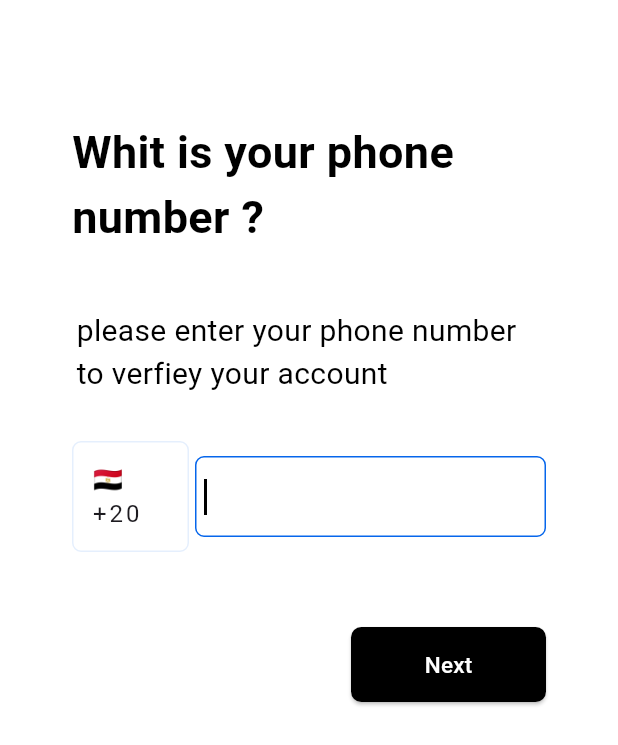
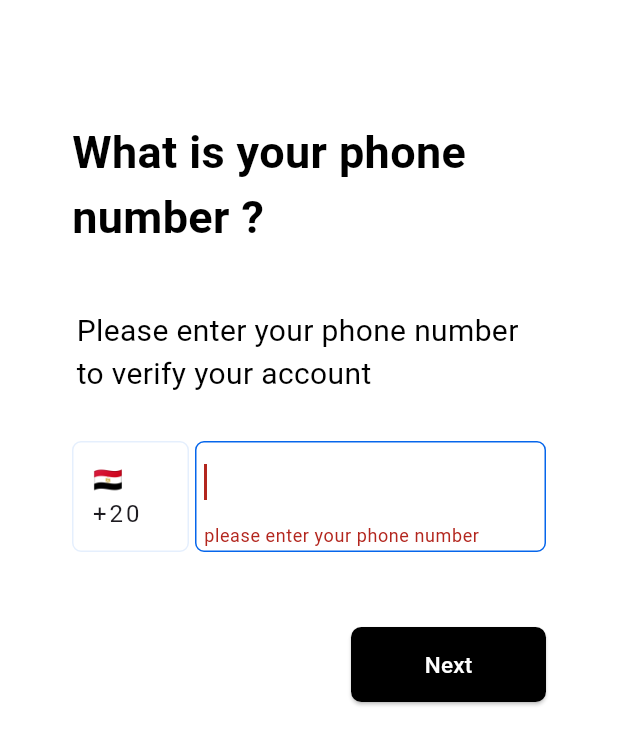
Before and after one commit to Abdelrhman-47/easy_map, a Flutter app: the screen it shows after launch, after a tap on "Next", on a phone screen of 412 x 824 dp. Shown: the top 745 px of the screen. Run offline on Flutter 3.47's test engine with Material 3 defaults, Android fonts, the phone set to English and light mode, and no system bars; our stand-ins replace firebase_auth, firebase_core, flutter_bloc, pin_code_fields; accounts and stored records are empty.

Commit message:
feat: Implement phone authentication flow
This commit introduces the complete phone number authentication flow using Firebase Authentication.

Key changes include:
- Added `AuthCubit` to manage phone authentication state (submitting phone number, verifying OTP, signing in, and logging out).
- Created `AuthScreen` for users to input their phone number.
- Implemented `OtpScreen` with a `pin_code_fields` widget for OTP verification.
- Integrated `flutter_bloc` to connect the UI with the authentication logic.
- Set up routing to handle navigation between the auth, OTP, and map screens.
- Configured Firebase emulators for authentication.
- Added necessary dependencies like `firebase_auth`, `flutter_bloc`, and `pin_code_fields`.
- Updated Android Manifest and network security config to allow cleartext traffic for local emulator testing.

```diff
--- /dev/null
+++ b/lib/business_logic/cubits/auth_cubit/auth_state.dart
@@ -0,0 +1,10 @@
+ abstract class PhoneAuthState{}
+ class PhoneAuthInitial extends PhoneAuthState{}
+ class Loading extends PhoneAuthState{}
+ class ErroreOccurredd extends PhoneAuthState{
+  final String error;
+
+   ErroreOccurredd({required this.error});
+ }
+ class PhoneNumberSubmited extends PhoneAuthState{}
+ class PhoneOtbVerified extends PhoneAuthState{}
--- a/lib/core/routing/app_router.dart
+++ b/lib/core/routing/app_router.dart
@@ -1,13 +1,32 @@
 import 'package:easy_map/core/routing/app_routs.dart';
+import 'package:easy_map/presentation/screens/otp_screen.dart';
 import 'package:flutter/material.dart';
+import 'package:flutter_bloc/flutter_bloc.dart';
+import '../../business_logic/cubits/auth_cubit/auth_cubit.dart';
 
 import '../../presentation/screens/auth_screen.dart';
+import '../../presentation/screens/map_screen.dart';
 
 class AppRouter {
+  static final AuthCubit authCubit = AuthCubit();
+
   static Route<dynamic> generateRoute(RouteSettings settings) {
     switch (settings.name) {
       case AppRouts.auth:
-        return MaterialPageRoute(builder: (_) => AuthScreen());
+        return MaterialPageRoute(
+          builder: (_) =>
+              BlocProvider.value(value: authCubit, child: AuthScreen()),
+        );
+      case AppRouts.otp:
+        final phoneNumper = settings.arguments as String;
+        return MaterialPageRoute(
+          builder: (_) => BlocProvider.value(
+            value: authCubit,
+            child: OtpScreen(phoneNumper: phoneNumper),
+          ),
+        );
+      case AppRouts.mapScreen:
+        return MaterialPageRoute(builder: (_) => MapScreen());
       default:
         return MaterialPageRoute(
           builder: (_) => Scaffold(body: Center(child: Text('404 Not Found'))),
--- a/lib/core/routing/app_routs.dart
+++ b/lib/core/routing/app_routs.dart
@@ -1,3 +1,5 @@
 class AppRouts{
-  static const String auth='/';
+  static const String auth='/auth';
+  static const String otp='/otp';
+  static const String mapScreen='/mapScreen';
 }
--- a/lib/main.dart
+++ b/lib/main.dart
@@ -1,10 +1,19 @@
 import 'package:easy_map/core/routing/app_router.dart';
+import 'package:easy_map/core/routing/app_routs.dart';
+import 'package:firebase_auth/firebase_auth.dart';
 import 'package:firebase_core/firebase_core.dart';
 import 'package:flutter/material.dart';
-
 import 'firebase_options.dart';
 
+late String initialRout;
 void main() async {
+  FirebaseAuth.instance.authStateChanges().listen((user) {
+    if (user == null) {
+      initialRout = AppRouts.auth;
+    } else {
+      initialRout = AppRouts.mapScreen;
+    }
+  });
   WidgetsFlutterBinding.ensureInitialized();
   await Firebase.initializeApp(options: DefaultFirebaseOptions.currentPlatform);
   runApp(const MyApp());
@@ -14,9 +23,11 @@ class MyApp extends StatelessWidget {
   const MyApp({super.key});
   @override
   Widget build(BuildContext context) {
-    return MaterialApp(debugShowCheckedModeBanner: false,
+    return MaterialApp(
+      debugShowCheckedModeBanner: false,
       onGenerateRoute: (settings) => AppRouter.generateRoute(settings),
       theme: ThemeData(),
+      initialRoute: initialRout,
     );
   }
 }
--- a/lib/presentation/screens/auth_screen.dart
+++ b/lib/presentation/screens/auth_screen.dart
@@ -1,41 +1,99 @@
+import 'package:easy_map/business_logic/cubits/auth_cubit/auth_cubit.dart';
+import 'package:easy_map/business_logic/cubits/auth_cubit/auth_state.dart';
 import 'package:easy_map/core/my_colors/my_colors.dart';
+import 'package:easy_map/core/routing/app_routs.dart';
 import 'package:flutter/material.dart';
+import 'package:flutter_bloc/flutter_bloc.dart';
 
 class AuthScreen extends StatelessWidget {
   AuthScreen({super.key});
+
   final GlobalKey<FormState> _formKey = GlobalKey();
-  String? phoneNumper;
+  String? phoneNumber;
+
+  Widget _buildPoneNumperSubmitedBloc() {
+    return BlocListener<AuthCubit, PhoneAuthState>(
+      listenWhen: (previous, current) => previous != current,
+      listener: (context, state) {
+        if (state is Loading) {
+          showProgressIndecator(context);
+        }
+        if (state is PhoneNumberSubmited) {
+          Navigator.pop(context); // يقفل اللودنج
+          Navigator.of(context)
+              .pushNamed(AppRouts.otp, arguments: phoneNumber);
+        }
+        if (state is ErroreOccurredd) {
+          Navigator.pop(context); // يقفل اللودنج
+          String errorMsg = state.error;
+          ScaffoldMessenger.of(context)
+              .showSnackBar(SnackBar(content: Text(errorMsg)));
+        }
+      },
+      child: const SizedBox.shrink(),
+    );
+  }
+
+  Widget _buildNextButton(BuildContext context) {
+    return Align(
+      alignment: Alignment.centerRight,
+      child: ElevatedButton(
+        onPressed: () {
+          if (!_formKey.currentState!.validate()) {
+            return; // لو فيه خطأ متفتحش لودنج
+          } else {
+            _formKey.currentState!.save(); // يحفظ الرقم
+            BlocProvider.of<AuthCubit>(context)
+                .submitPhoneNumber(phoneNumber!); // يبدأ عملية التحقق
+          }
+        },
+        style: ElevatedButton.styleFrom(
+          fixedSize: const Size(130, 50),
+          backgroundColor: Colors.black,
+          shape: RoundedRectangleBorder(borderRadius: BorderRadius.circular(7)),
+          maximumSize: const Size(150, 100),
+        ),
+        child: const Text(
+          'Next',
+          style: TextStyle(color: Colors.white, fontSize: 15),
+        ),
+      ),
+    );
+  }
+
   @override
   Widget build(BuildContext context) {
     return SafeArea(
       child: Scaffold(
         backgroundColor: Colors.white,
-        body: Form(
+        body: SingleChildScrollView(
+          child: Form(
             key: _formKey,
             child: Container(
-            margin: EdgeInsets.symmetric(vertical: 80, horizontal: 48),
+              margin: const EdgeInsets.symmetric(vertical: 80, horizontal: 48),
               child: Column(
                 crossAxisAlignment: CrossAxisAlignment.start,
                 children: [
                   _buildIntroText(),
-                SizedBox(height: 30),
+                  const SizedBox(height: 30),
                   _buildPhoneFormFeild(),
-                SizedBox(height: 50),
-                _buildNextButton(),
+                  const SizedBox(height: 50),
+                  _buildNextButton(context),
+                  _buildPoneNumperSubmitedBloc(),
                 ],
+              ),
             ),
           ),
         ),
       ),
     );
   }
-}
 
   Widget _buildIntroText() {
     return Column(
       children: [
         const Text(
-        'Whit is your phone number ?',
+          'What is your phone number ?',
           style: TextStyle(
             fontSize: 30,
             fontWeight: FontWeight.bold,
@@ -44,9 +102,9 @@ Widget _buildIntroText() {
         ),
         const SizedBox(height: 40),
         Container(
-        margin: EdgeInsets.symmetric(horizontal: 3),
+          margin: const EdgeInsets.symmetric(horizontal: 3),
           child: const Text(
-          'please enter your phone number to verfiey your account ',
+            'Please enter your phone number to verify your account',
             style: TextStyle(fontSize: 20, color: Colors.black),
           ),
         ),
@@ -60,34 +118,34 @@ Widget _buildPhoneFormFeild() {
         Expanded(
           flex: 1,
           child: Container(
-          padding: EdgeInsets.symmetric(vertical: 13, horizontal: 12),
+            padding: const EdgeInsets.symmetric(vertical: 13, horizontal: 12),
             decoration: BoxDecoration(
               border: Border.all(color: MyColors.lightBlue),
-            borderRadius: BorderRadius.all(Radius.circular(6)),
+              borderRadius: const BorderRadius.all(Radius.circular(6)),
             ),
             child: Text(
               '${generatCountryFlag()}+20',
-            style: TextStyle(fontSize: 16, letterSpacing: 2),
+              style: const TextStyle(fontSize: 16, letterSpacing: 2),
             ),
           ),
         ),
-      SizedBox(width: 4),
+        const SizedBox(width: 4),
         Expanded(
           flex: 3,
           child: Container(
             width: double.infinity,
-          padding: EdgeInsets.symmetric(horizontal: 5, vertical: 2),
+            padding: const EdgeInsets.symmetric(horizontal: 5, vertical: 2),
             decoration: BoxDecoration(
               border: Border.all(color: MyColors.blue),
-            borderRadius: BorderRadius.all(Radius.circular(6)),
+              borderRadius: const BorderRadius.all(Radius.circular(6)),
             ),
             child: TextFormField(
               onSaved: (value) {
-              var phoneNumper = value;
+                phoneNumber = value; // ✅ كده بيتخزن صح
               },
               autofocus: true,
-            style: TextStyle(fontSize: 16, letterSpacing: 2),
-            decoration: InputDecoration(border: InputBorder.none),
+              style: const TextStyle(fontSize: 16, letterSpacing: 2),
+              decoration: const InputDecoration(border: InputBorder.none),
               cursorColor: Colors.black,
               keyboardType: TextInputType.phone,
               validator: (value) {
@@ -104,6 +162,7 @@ Widget _buildPhoneFormFeild() {
       ],
     );
   }
+}
 
 String generatCountryFlag() {
   String countryCode = 'eg';
@@ -113,18 +172,19 @@ String generatCountryFlag() {
   );
 }
 
-Widget _buildNextButton() {
-  return Align(
-    alignment: Alignment.centerRight,
-    child: ElevatedButton(
-      onPressed: () {},
-      child: Text('Next', style: TextStyle(color: Colors.white, fontSize: 15)),
-      style: ElevatedButton.styleFrom(
-        fixedSize: Size(130, 50),
-        backgroundColor: Colors.black,
-        shape: RoundedRectangleBorder(borderRadius: BorderRadius.circular(7)),
-        maximumSize: Size(150, 100),
+void showProgressIndecator(BuildContext context) {
+  AlertDialog alertDialog = const AlertDialog(
+    backgroundColor: Colors.transparent,
+    elevation: 0,
+    content: Center(
+      child: CircularProgressIndicator(
+        valueColor: AlwaysStoppedAnimation<Color>(Colors.black),
       ),
     ),
   );
+  showDialog(
+    barrierDismissible: false,
+    context: context,
+    builder: (context) => alertDialog,
+  );
 }
--- a/pubspec.yaml
+++ b/pubspec.yaml
@@ -37,6 +37,9 @@ dependencies:
   flutter_bloc: ^9.1.1
   firebase_core: ^4.1.1
   firebase_auth: ^6.1.0
+  pin_code_fields: ^8.0.1
+  google_maps_flutter: ^2.13.1
+
 
 dev_dependencies:
   flutter_test:
```
Also changed, not shown: lib/business_logic/cubits/auth_cubit/auth_cubit.dart (added, +58 -0 lines), lib/presentation/screens/map_screen.dart (added, +10 -0 lines), lib/presentation/screens/otp_screen.dart (added, +112 -0 lines), lib/presentation/screens/wigets/pin_code.dart (added, +51 -0 lines), firebase.json, lib/generated/assets.dart, pubspec.lock, 3 other files. Lines whose indentation alone changed are shown as unchanged.
